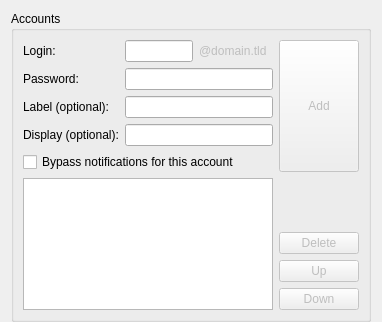
Qt form src/applet/gmailnotifierappletconfig.ui (xxsergzzxx/gmailnotifier) before a commit; both pictures show x 0 to 382 and y 0 to 322 of the 382 by 584 pixel window.
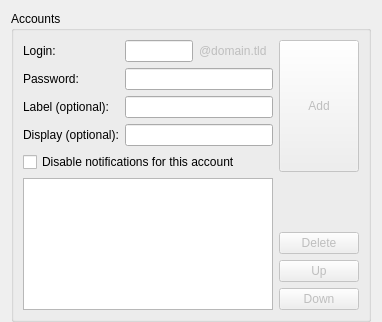
The same form after that commit. Custom widgets are drawn as their Qt base class.

The edit to the form file:
```diff
--- a/src/applet/gmailnotifierappletconfig.ui
+++ b/src/applet/gmailnotifierappletconfig.ui
@@ -175,7 +175,7 @@
              <string>Don't do any notifications for this account</string>
             </property>
             <property name="text">
-             <string>Bypass notifications for this account</string>
+             <string>Disable notifications for this account</string>
             </property>
            </widget>
           </item>
```
Left out of the diff: 4 changed lines with no effect on the pictures.
